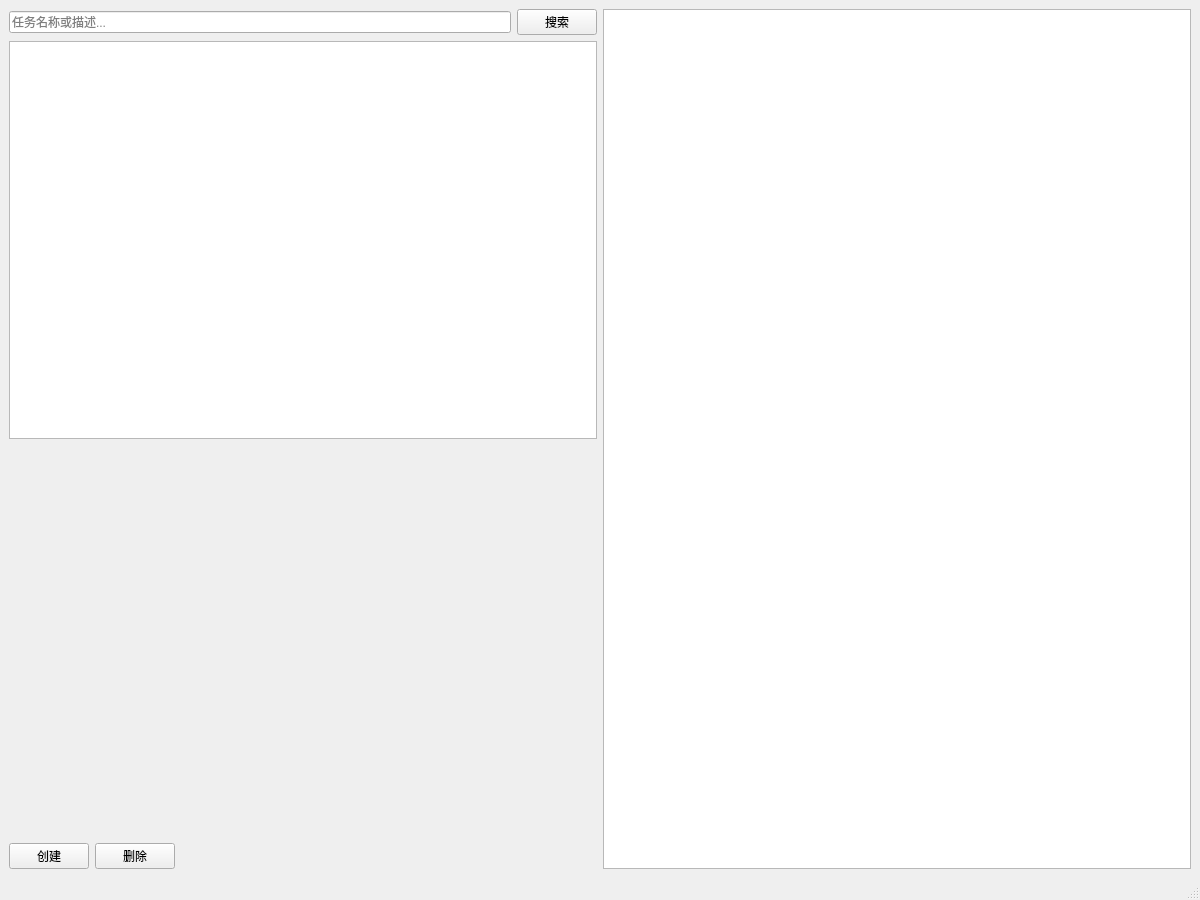
Old version of the form src/widget/mainwindow.ui in the repository HEX9CF/RememberMe.
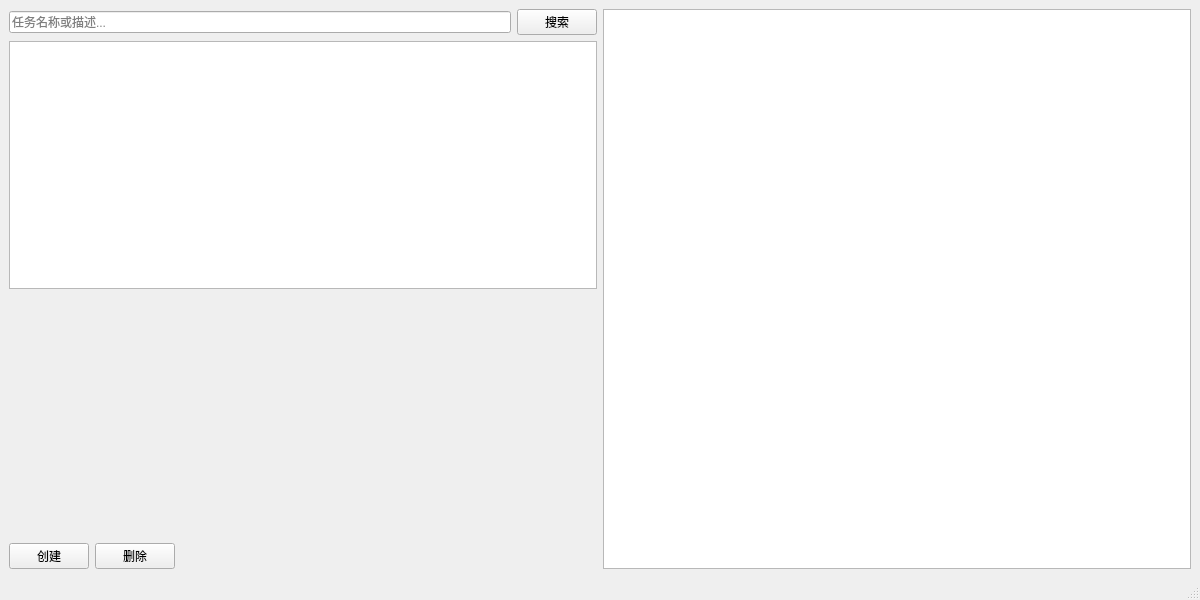
New version of the form.

Commit message: 调整待办事项表格列的大小策略，优化显示效果；修改主窗口高度以适应新布局

The edit to the form file:
```diff
--- a/src/widget/mainwindow.ui
+++ b/src/widget/mainwindow.ui
@@ -7,7 +7,7 @@
     <x>0</x>
     <y>0</y>
     <width>1200</width>
-    <height>900</height>
+    <height>600</height>
    </rect>
   </property>
   <property name="windowTitle">
```
The commit also changes 1 other file.
